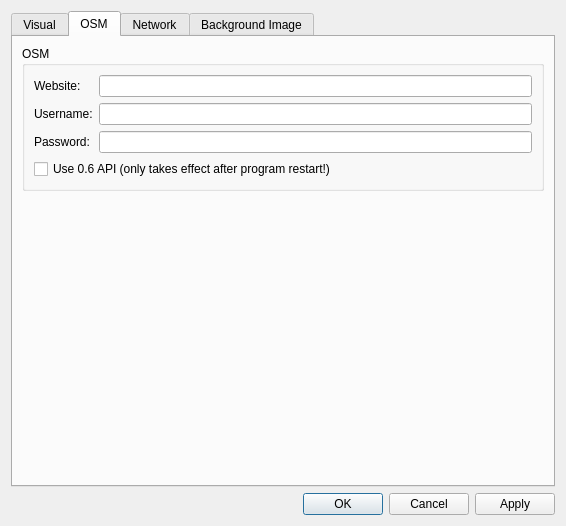
This is Preferences/PreferencesDialog.ui in openstreetmap/merkaartor as Qt 5 draws it before an edit. The edited form follows.
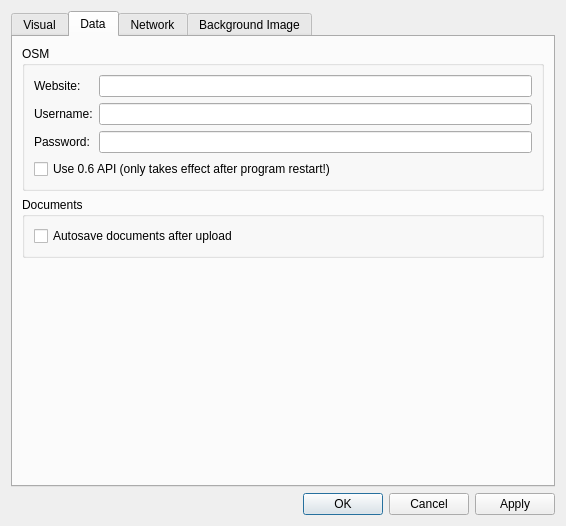
This is the edited form.

Patch:
```diff
--- a/Preferences/PreferencesDialog.ui
+++ b/Preferences/PreferencesDialog.ui
@@ -214,16 +214,8 @@
         </layout>
        </widget>
        <widget class="QWidget" name="tab_3" >
-        <property name="geometry" >
-         <rect>
-          <x>0</x>
-          <y>0</y>
-          <width>542</width>
-          <height>450</height>
-         </rect>
-        </property>
         <attribute name="title" >
-         <string>OSM</string>
+         <string>Data</string>
         </attribute>
         <layout class="QVBoxLayout" >
          <item>
@@ -292,6 +284,22 @@
            </layout>
           </widget>
          </item>
+         <item>
+          <widget class="QGroupBox" name="groupBox_6" >
+           <property name="title" >
+            <string>Documents</string>
+           </property>
+           <layout class="QVBoxLayout" >
+            <item>
+             <widget class="QCheckBox" name="cbAutoSaveDoc" >
+              <property name="text" >
+               <string>Autosave documents after upload</string>
+              </property>
+             </widget>
+            </item>
+           </layout>
+          </widget>
+         </item>
          <item>
           <spacer>
            <property name="orientation" >
```
Left out of the diff: 38 changed lines with no effect on the pictures.
